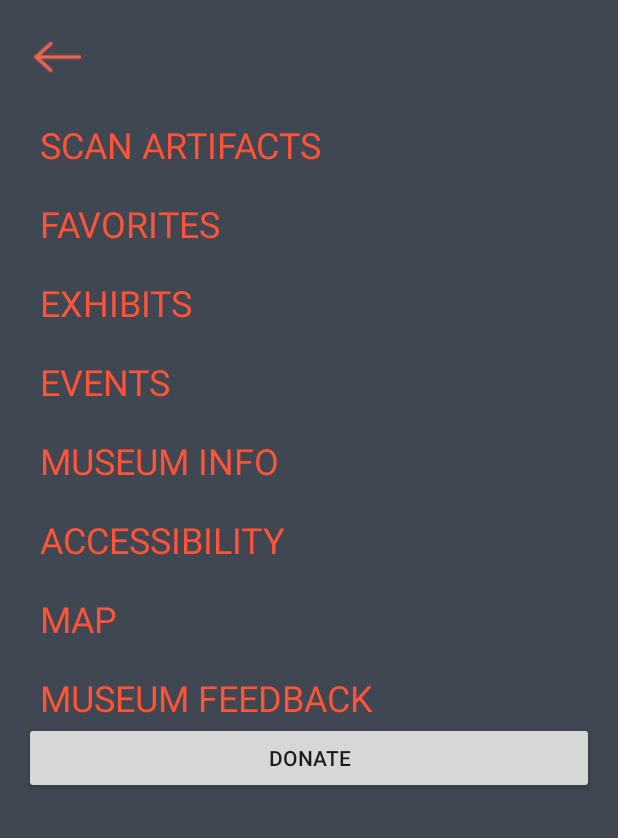
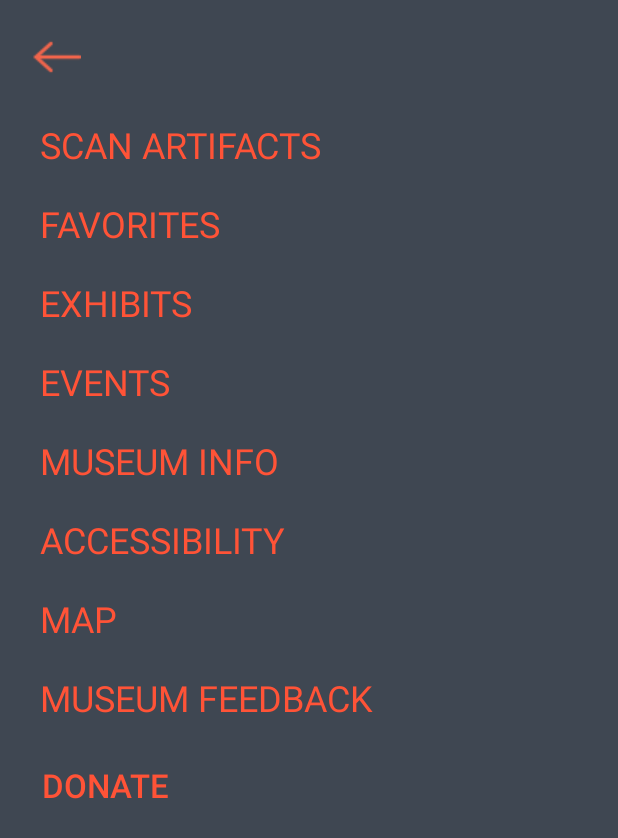
Before and after one commit to HillaryP/MuSee, an Android app: the MenuActivity screen opened directly, with no data from a screen before it, on a phone screen of 412 x 824 dp. Shown: the top 838 px of the screen. Run offline under Robolectric (Android 15) with nearby library versions, the phone set to English and light mode, and no system bars.

Commit message:
Customized donate button on menu list, commented out font (will add to project later)

```diff
--- a/app/src/main/java/edu/uw/prathh/musee/ListItemAdapter.java
+++ b/app/src/main/java/edu/uw/prathh/musee/ListItemAdapter.java
@@ -50,8 +50,8 @@ public class ListItemAdapter extends ArrayAdapter {
         TextView labelView = (TextView) convertView.findViewById(R.id.label);
         labelView.setText(label);
         labelView.setTextColor(Color.parseColor("#FF5337"));
-        Typeface custom_font = Typeface.createFromAsset(context.getAssets(), "fonts/Avenir.ttc");
-        labelView.setTypeface(custom_font);
+//        Typeface custom_font = Typeface.createFromAsset(context.getAssets(), "fonts/Avenir.ttc");
+//        labelView.setTypeface(custom_font);
         labelView.setTextSize(24);
 
         final Intent goTo = getGoTo(label);
--- a/app/src/main/res/layout/activity_menu.xml
+++ b/app/src/main/res/layout/activity_menu.xml
@@ -14,7 +14,7 @@
         android:layout_height="wrap_content"
         android:src="@drawable/backorangebutton"
         android:padding="6dp"
-        android:background="#3F4752"
+        android:background="@null"
         android:id="@+id/back"/>
     <ListView
         android:layout_width="match_parent"
@@ -25,7 +25,15 @@
         android:id="@+id/list_view" />
     <Button
         android:layout_height="wrap_content"
-        android:layout_width="match_parent"
+        android:layout_width="wrap_content"
+        android:layout_marginTop="18dp"
+        android:layout_marginLeft="10dp"
+        android:background="@null"
+        android:textColor="#FF5337"
+        android:divider="@android:color/transparent"
+        android:textStyle="normal"
+        android:textSize="22sp"
+        android:layout_alignParentLeft="true"
         android:id="@+id/donate"
         android:text="Donate"
         />
```
